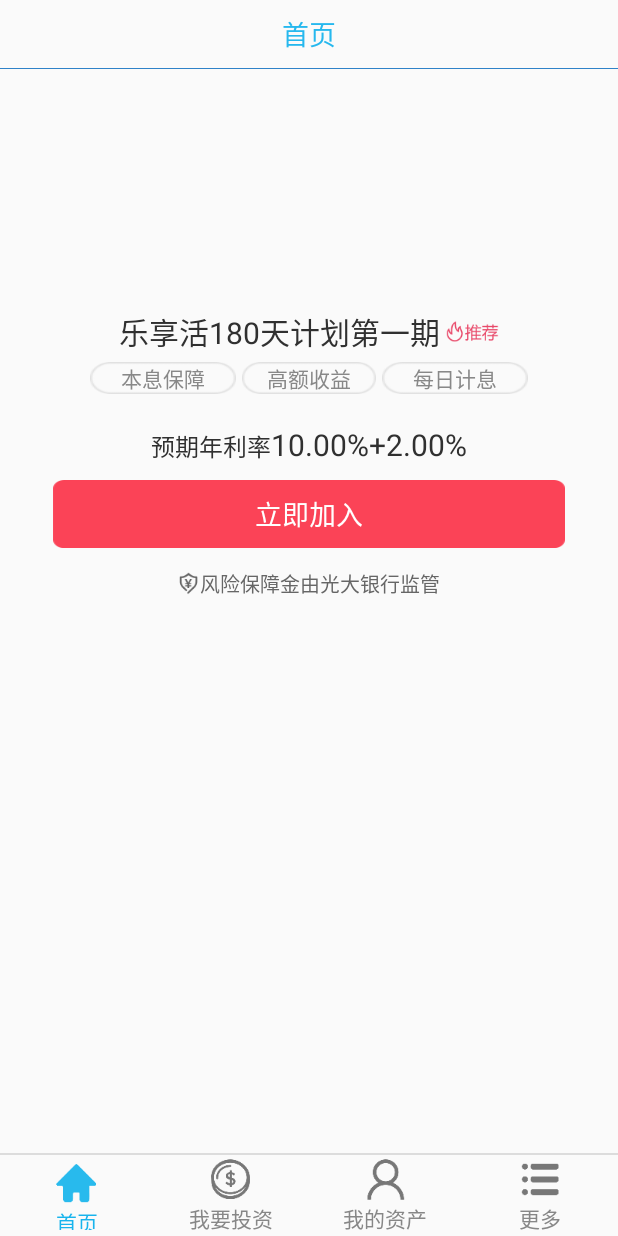
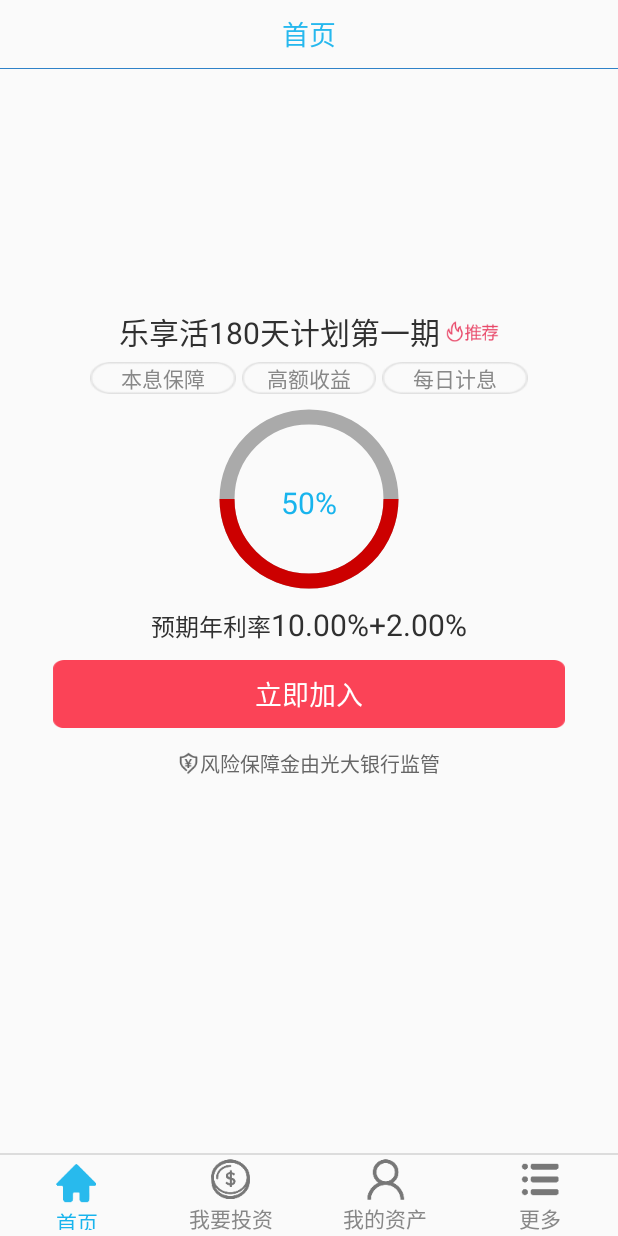
Before and after one commit to FrankLuqi/Finance, an Android app: the screen it shows after launch (MainActivity), on a phone screen of 412 x 824 dp. Run offline under Robolectric (Android 15) with nearby library versions, the phone set to English and light mode, and no system bars; our stand-ins replace ButterKnife, Picasso; libraries missing offline, so code that uses them is left out: butterknife.internal, com.alibaba.fastjson; plain views replace RoundProgress; pictures from the network do not load.

Commit message:
add some class

```diff
--- a/app/src/main/AndroidManifest.xml
+++ b/app/src/main/AndroidManifest.xml
@@ -1,12 +1,14 @@
 <?xml version="1.0" encoding="utf-8"?>
 <manifest xmlns:android="http://schemas.android.com/apk/res/android"
     package="com.example.finance">
+
+    <uses-permission android:name="android.permission.INTERNET"/>
 
     <!--android:name=".common.MyApplication"给自定义的application注册-->
     <application
         android:name=".common.MyApplication"
         android:allowBackup="true"
-        android:icon="@mipmap/ic_launcher"
+        android:icon="@drawable/ic_logo"
         android:label="@string/app_name"
         android:roundIcon="@mipmap/ic_launcher_round"
         android:supportsRtl="true"
--- a/app/src/main/java/com/example/finance/Fragment/HomeFragment.java
+++ b/app/src/main/java/com/example/finance/Fragment/HomeFragment.java
@@ -3,14 +3,32 @@ package com.example.finance.Fragment;
 import android.app.Fragment;
 import android.os.Bundle;
 import android.support.annotation.Nullable;
+import android.support.v4.view.PagerAdapter;
+import android.support.v4.view.ViewPager;
+import android.util.Log;
 import android.view.LayoutInflater;
 import android.view.View;
 import android.view.ViewGroup;
+import android.widget.Button;
 import android.widget.ImageView;
 import android.widget.TextView;
 
+import com.alibaba.fastjson.JSON;
+import com.alibaba.fastjson.JSONObject;
 import com.example.finance.R;
+import com.example.finance.UI.MyScrollview;
+import com.example.finance.UI.RoundProgress;
+import com.example.finance.bean.HomeTopImage;
+import com.example.finance.common.AppNetConfig;
 import com.example.finance.utils.UIUtils;
+import com.loopj.android.http.AsyncHttpClient;
+import com.loopj.android.http.AsyncHttpResponseHandler;
+import com.squareup.picasso.Picasso;
+import com.viewpagerindicator.CirclePageIndicator;
+
+import org.apache.http.Header;
+
+import java.util.List;
 
 import butterknife.BindView;
 import butterknife.ButterKnife;
@@ -21,23 +39,53 @@ import butterknife.Unbinder;
  */
 
 public class HomeFragment extends Fragment {
+
+    private static final String TAG = "HomeFragment";
+
+    Unbinder unbinder;
     @BindView(R.id.title_back)
     ImageView titleBack;
     @BindView(R.id.title_tv)
     TextView titleTv;
     @BindView(R.id.title_setting)
     ImageView titleSetting;
-    Unbinder unbinder;
+    @BindView(R.id.vp_barner)
+    ViewPager vpBarner;
+    @BindView(R.id.circle_barner)
+    CirclePageIndicator circleBarner;
+    @BindView(R.id.textView1)
+    TextView textView1;
+    @BindView(R.id.p_yearlv)
+    TextView pYearlv;
+    @BindView(R.id.button1)
+    Button button1;
+    @BindView(R.id.myscrollview)
+    MyScrollview myscrollview;
+
+
+    AsyncHttpClient client = new AsyncHttpClient();
+
+    List<HomeTopImage> homeTopImageList;
+    @BindView(R.id.p_progresss)
+    RoundProgress pProgresss;
 
     @Nullable
     @Override
     public View onCreateView(LayoutInflater inflater, @Nullable ViewGroup container, Bundle savedInstanceState) {
         //View view = View.inflate(container.getContext(), R.layout.fragment_home, null);
-        View view = UIUtils.getXmlView(R.layout.fragment_home);//这里我们使用工具类中封装的方法
+        View view = UIUtils.getXmlView(R.layout.fragment_home);//这里我们使用工具类中封装的方法将xml布局转化成view
         unbinder = ButterKnife.bind(this, view);
+
+        initTitle();
+
+        initData();
+
+        return view;
+    }
+
+    private void initTitle() {
         titleBack.setVisibility(View.INVISIBLE);
         titleSetting.setVisibility(View.INVISIBLE);
-        return view;
     }
 
     @Override
@@ -45,4 +93,69 @@ public class HomeFragment extends Fragment {
         super.onDestroyView();
         unbinder.unbind();
     }
+
+    public void initData() {
+
+        client.get(AppNetConfig.getInfoUrl, new AsyncHttpResponseHandler() {
+            @Override
+            public void onFailure(int i, Header[] headers, byte[] bytes, Throwable throwable) {
+                Log.e(TAG, "onFailure: " + throwable.getMessage() + "\n" + AppNetConfig.getInfoUrl);
+            }
+
+            @Override
+            public void onSuccess(int i, Header[] headers, byte[] bytes) {
+                JSONObject jsonObject = JSON.parseObject(new String(bytes));
+                String imageArry = jsonObject.getString("image");
+                homeTopImageList = JSON.parseArray(imageArry, HomeTopImage.class);
+                vpBarner.setAdapter(new MyAdapter());
+                //把viewpager传给指示器
+                circleBarner.setViewPager(vpBarner);
+
+                //这里我们服务器没有回传progress数据，先用85代替一下
+                new Thread(new Runnable() {
+                    @Override
+                    public void run() {
+                        int tempProgress = 0;
+                        try {
+                            while (tempProgress <= 85) {
+                                pProgresss.setProgress(tempProgress);
+                                tempProgress++;
+                                Thread.sleep(100);
+                            }
+                        } catch (Exception e) {
+                            e.printStackTrace();
+                        }
+                    }
+                }).start();
+            }
+        });
+    }
+
+    private class MyAdapter extends PagerAdapter {
+        @Override
+        public int getCount() {
+            return homeTopImageList.size();
+        }
+
+        @Override
+        public boolean isViewFromObject(View view, Object object) {
+            return view == object;
+        }
+
+
+        @Override
+        public Object instantiateItem(ViewGroup container, int position) {
+            String imageUrl = homeTopImageList.get(position).url;
+            ImageView imageView = new ImageView(getActivity());
+            imageView.setScaleType(ImageView.ScaleType.CENTER_CROP);
+            Picasso.with(getActivity()).load(imageUrl).into(imageView);
+            container.addView(imageView);
+            return imageView;
+        }
+
+        @Override
+        public void destroyItem(ViewGroup container, int position, Object object) {
+            container.removeView((View) object);
+        }
+    }
 }
--- /dev/null
+++ b/app/src/main/java/com/example/finance/UI/RoundProgress.java
@@ -0,0 +1,107 @@
+package com.example.finance.UI;
+
+import android.content.Context;
+import android.content.res.TypedArray;
+import android.graphics.Canvas;
+import android.graphics.Color;
+import android.graphics.Paint;
+import android.graphics.RectF;
+import android.support.annotation.Nullable;
+import android.util.AttributeSet;
+import android.view.View;
+
+import com.example.finance.R;
+
+/**
+ * Created by Administrator on 2018.8.31.
+ */
+
+public class RoundProgress extends View{
+
+    private Paint paint = new Paint();
+
+    private int roundColor;
+    private int roundProgressColor;
+    private int textColor;
+    private float textSize;
+    private float roundWidth;
+    private int max = 100;
+
+    private int progress = 50;
+
+    public RoundProgress(Context context) {
+        this(context, null);
+    }
+
+    public RoundProgress(Context context, @Nullable AttributeSet attrs) {
+        this(context, attrs, 0);
+    }
+
+    public RoundProgress(Context context, @Nullable AttributeSet attrs, int defStyleAttr) {
+        super(context, attrs, defStyleAttr);
+        //获取在布局中设置的属性
+        TypedArray typedArray = context.obtainStyledAttributes(attrs, R.styleable.RoundProgress);
+        //圆环的颜色
+        roundColor = typedArray.getColor(R.styleable.RoundProgress_roundColor, Color.RED);
+        //圆环进度的颜色
+        roundProgressColor = typedArray.getColor(R.styleable.RoundProgress_roundProgressColor, Color.GREEN);
+        //中间进度百分比文字字符串的颜色
+        textColor = typedArray.getColor(R.styleable.RoundProgress_textColor, Color.GREEN);
+        //中间进度百分比的字符串的字体大小
+        textSize = typedArray.getDimension(R.styleable.RoundProgress_textSize, 15);
+        //圆环的宽度
+        roundWidth = typedArray.getDimension(R.styleable.RoundProgress_roundWidth, 5);
+        //回收TypedArray 释放内存
+        typedArray.recycle();
+    }
+
+    @Override
+    protected void onDraw(Canvas canvas) {
+
+        //一、绘制圆环
+        paint.setColor(roundColor);
+        //设置无锯齿
+        paint.setAntiAlias(true);
+        //设置空心
+        paint.setStyle(Paint.Style.STROKE);
+        //设置圆环宽度
+        paint.setStrokeWidth(roundWidth);
+        int center = getWidth()/2;
+        int radis = (int)(center-roundWidth/2);
+        canvas.drawCircle(center,center,radis,paint);
+
+        //二、绘制文本
+        float textWidth = paint.measureText(progress+"%");
+        paint.setColor(textColor);
+        //设置线宽
+        paint.setStrokeWidth(0);
+        paint.setTextSize(textSize);
+        canvas.drawText(progress+"%",center-textWidth/2,center+textSize/2,paint);
+
+
+        //三、绘制圆弧
+        /**
+         * 参数解释
+         * ovak：包含所绘制的圆环的矩形的轮廓
+         * 0：开始的角度
+         * 360*progress/max：扫过的角度
+         * false ： 是否包含圆心
+         */
+        RectF oval = new RectF(center-radis,center-radis,center+radis,center+radis);
+        paint.setColor(roundProgressColor);
+        paint.setStrokeWidth(roundWidth);
+        paint.setStyle(Paint.Style.STROKE);
+        canvas.drawArc(oval,0,360*progress/max,false,paint);
+    }
+
+
+    public void setProgress(int progress)
+    {
+        if (0<=progress&&progress<=100)
+            this.progress = progress;
+        else if (progress>100)
+            this.progress = progress;
+        //重画
+        postInvalidate();
+    }
+}
--- a/app/src/main/java/com/example/finance/common/AppNetConfig.java
+++ b/app/src/main/java/com/example/finance/common/AppNetConfig.java
@@ -6,6 +6,9 @@ package com.example.finance.common;
 
 public class AppNetConfig {
 
+    public static String Host = "120.79.149.135";
 
+//    public static String getInfoUrl = "http://"+Host+"/Finance/Home";
+    public static String getInfoUrl = "http://120.79.149.135:8080/Finance/Home";
 
 }
--- a/app/src/main/java/com/example/finance/common/CrashHandler.java
+++ b/app/src/main/java/com/example/finance/common/CrashHandler.java
@@ -109,7 +109,7 @@ public class CrashHandler implements Thread.UncaughtExceptionHandler{
         {
             @Override
             public void run() {
-                Log.e(TAG, "run: " );
+                Log.e(TAG, "running error 运行时错误: " +errorInfo);
             }
         }.start();
     }
--- a/app/src/main/java/com/example/finance/utils/UIUtils.java
+++ b/app/src/main/java/com/example/finance/utils/UIUtils.java
@@ -25,7 +25,7 @@ public class UIUtils {
     }
 
     /**
-     * 设置碎片所使用的llayout
+     * 设置碎片所使用的layout
      * @param layoutId
      * @return
      */
--- a/app/src/main/res/layout/fragment_home.xml
+++ b/app/src/main/res/layout/fragment_home.xml
@@ -2,7 +2,9 @@
 <LinearLayout android:layout_width="match_parent"
     android:layout_height="match_parent"
     android:orientation="vertical"
-    xmlns:android="http://schemas.android.com/apk/res/android">
+    xmlns:android="http://schemas.android.com/apk/res/android"
+    xmlns:app="http://schemas.android.com/apk/res-auto"
+    >
 
     <include layout="@layout/common_top"/>
 
@@ -107,16 +109,17 @@
 
                 <!--#18b4ed-->
                 <!-- 圆环进度-->
-                <!--<cn.itcast.wh.p2pmoney12.ui.RoundProgress-->
-                    <!--android:id="@+id/p_progresss"-->
-                    <!--android:layout_width="120dp"-->
-                    <!--android:layout_height="120dp"-->
-                    <!--app:roundColor="@android:color/darker_gray"-->
-                    <!--app:roundProgressColor="@android:color/holo_red_dark"-->
-                    <!--app:roundWidth="10dp"-->
-                    <!--app:textColor="#18b4ed"-->
-                    <!--app:textSize="20sp">-->
-                <!--</cn.itcast.wh.p2pmoney12.ui.RoundProgress>-->
+                <com.example.finance.UI.RoundProgress
+                    android:id="@+id/p_progresss"
+                    android:layout_width="120dp"
+                    android:layout_height="120dp"
+                    app:roundColor="@android:color/darker_gray"
+                    app:roundProgressColor="@android:color/holo_red_dark"
+                    app:roundWidth="10dp"
+                    app:textColor="#18b4ed"
+                    app:textSize="20sp">
+
+                </com.example.finance.UI.RoundProgress>
             </RelativeLayout>
 
             <LinearLayout
--- a/app/src/main/res/values/strings.xml
+++ b/app/src/main/res/values/strings.xml
@@ -1,5 +1,5 @@
 <resources>
-    <string name="app_name">LuckyFinance</string>
+    <string name="app_name">洛基理财</string>
 
     <string name="hello_world">Hello world!</string>
     <string name="action_settings">Settings</string>
```
Also changed, not shown: app/build.gradle (+12 -0 lines), app/src/main/java/com/example/finance/UI/LoadingPage.java (added, +245 -0 lines), app/src/main/java/com/example/finance/bean/HomeTopImage.java (added, +16 -0 lines), app/src/main/java/com/example/finance/common/BaseFragment.java (added, +8 -0 lines), app/src/main/res/layout/page_empty.xml (added, +20 -0 lines), app/src/main/res/layout/page_error.xml (added, +20 -0 lines), app/src/main/res/layout/page_loading.xml (added, +21 -0 lines), app/src/main/res/drawable/ic_logo.png (added).
